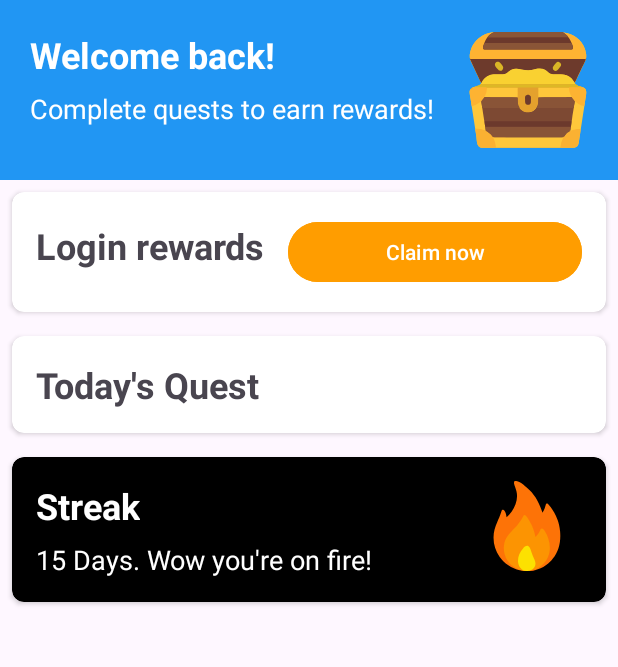
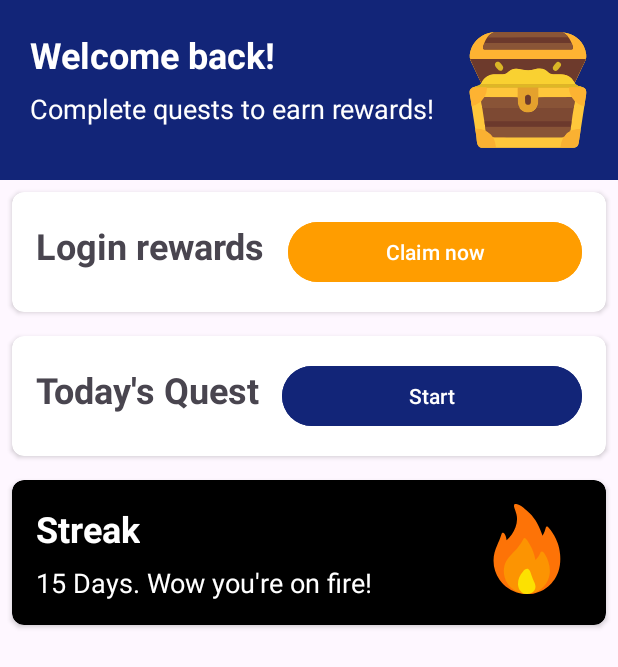
Before and after one commit to Minime998/CP470-Project, an Android app: the screen it shows after launch (DailyQuestActivity), on a phone screen of 412 x 824 dp. Shown: the top 667 px of the screen. Run offline under Robolectric (Android 15) with nearby library versions, the phone set to English and light mode, and no system bars.

```diff
--- a/app/src/main/res/layout/activity_daily_quest.xml
+++ b/app/src/main/res/layout/activity_daily_quest.xml
@@ -14,7 +14,7 @@
         android:layout_height="wrap_content"
         android:columnCount="2"
         android:rowCount="1"
-        android:background="#2196F3"
+        android:background="@color/blue_dark"
         android:padding="20dp"
         >
 
@@ -85,15 +85,22 @@
         <LinearLayout
             android:layout_width="match_parent"
             android:layout_height="wrap_content"
-            android:orientation="vertical"
+            android:orientation="horizontal"
             android:padding="16dp">
-
             <TextView
                 android:layout_width="wrap_content"
                 android:layout_height="wrap_content"
                 android:text="@string/todays_quest"
+                android:layout_marginEnd="15dp"
                 android:textSize="24sp"
-                android:textStyle="bold" />
+                android:textStyle="bold"/>
+
+            <Button
+                android:layout_width="0dp"
+                android:layout_height="wrap_content"
+                android:layout_weight="1"
+                android:backgroundTint="@color/blue_dark"
+                android:text="@string/start_quesst" />
         </LinearLayout>
     </androidx.cardview.widget.CardView>
 
--- a/app/src/main/res/values/strings.xml
+++ b/app/src/main/res/values/strings.xml
@@ -15,4 +15,6 @@
     <string name="todays_quest">Today\'s Quest</string>
     <string name="claim_now">Claim now</string>
     <string name="streak">Streak</string>
+    <string name="images_questions">What do you see?</string>
+    <string name="start_quesst">Start</string>
 </resources>
```
Also changed, not shown: app/src/main/res/layout/multiple_choice_images.xml (added, +81 -0 lines), 1 other file.
